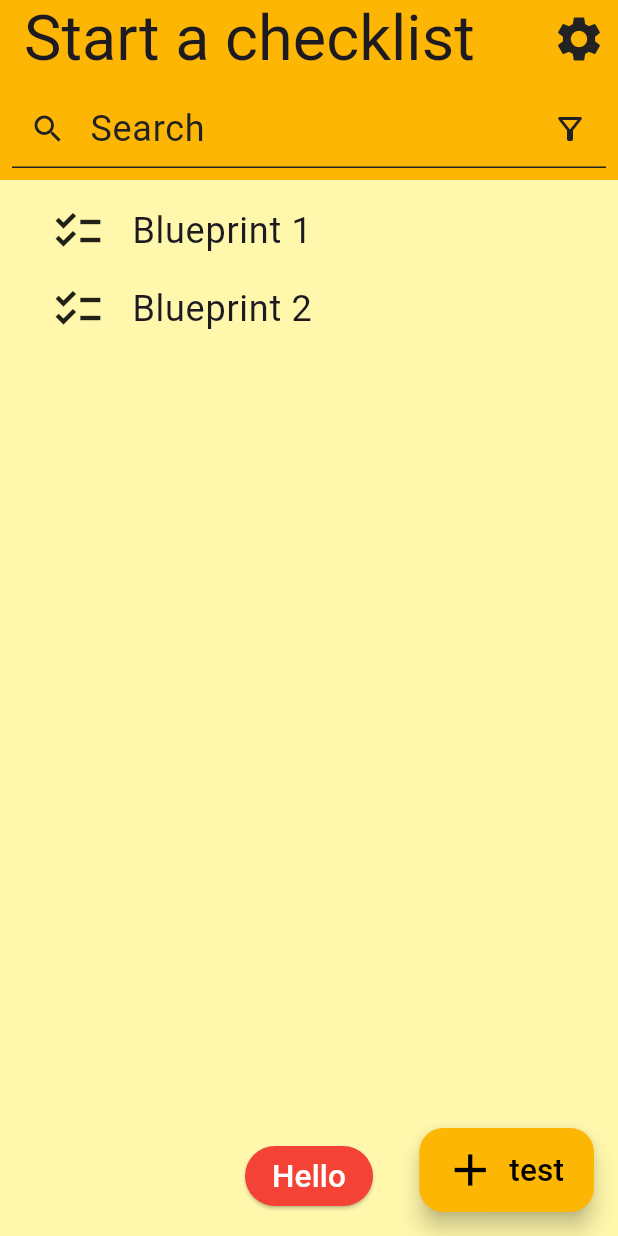
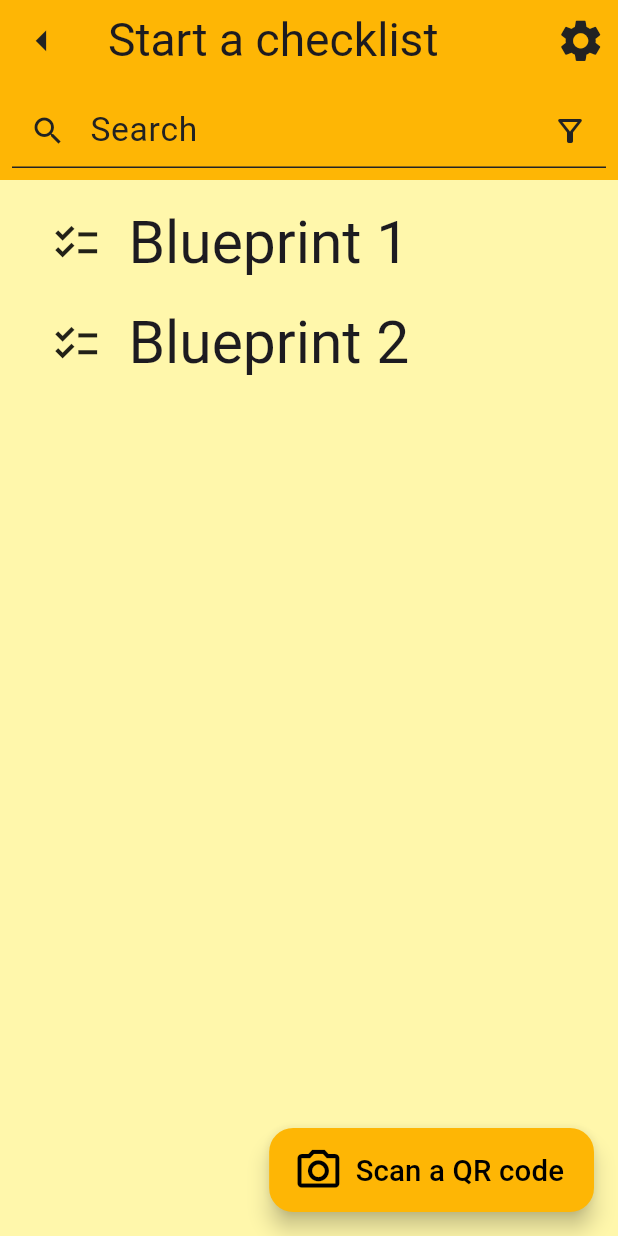
Before and after one commit to michalporeba/ticks, a Flutter app: the screen it shows after launch, on a phone screen of 412 x 824 dp. Run offline on Flutter 3.47's test engine with Material 3 defaults, Android fonts, the phone set to English and light mode, and no system bars; our stand-ins replace bloc, equatable, flutter_bloc, google_fonts; Roboto replaces fonts that are missing (Heebo).

Commit message:
adjusting style

```diff
--- a/lib/app/app_theme.dart
+++ b/lib/app/app_theme.dart
@@ -2,12 +2,11 @@ import 'package:flutter/material.dart';
 import 'package:google_fonts/google_fonts.dart';
 
 class AppTheme {
-  static double scaleFactor = 1.5;
+  static double scaleFactor = 1.4;
   static double defaultIconSize = 24;
 
   static ThemeData sjac(BuildContext context) {
     final base = ThemeData.light();
-
     return ThemeData(
       useMaterial3: true,
       appBarTheme: base.appBarTheme.copyWith(
--- a/lib/features/select_blueprint/select_blueprint_vlew.dart
+++ b/lib/features/select_blueprint/select_blueprint_vlew.dart
@@ -16,9 +16,13 @@ class StartAChecklistView extends StatelessWidget {
         return Scaffold(
           appBar: AppBar(
             backgroundColor: Theme.of(context).primaryColor,
+            leading: IconButton(
+              onPressed: (){},
+              icon: const Icon(Icons.arrow_left)
+            ),
             title: Text(
               'Start a checklist',
-              style: textTheme.headlineMedium,
+              style: textTheme.titleLarge,
             ),
             actions: [IconButton(
               onPressed:(){},
@@ -43,32 +47,21 @@ class StartAChecklistView extends StatelessWidget {
           ),
           body: Column(
             children: [
-              Expanded(
-                child: SingleChildScrollView(
-                  padding: const EdgeInsets.all(8),
-                  child: Column(
-                    children: state.blueprints.map(
-                            (item) => BlueprintWidget(data: item),
-                    ).toList(),
-                  ),
+              SingleChildScrollView(
+                padding: const EdgeInsets.all(8),
+                child: Column(
+                  children: state.blueprints.map(
+                          (item) => BlueprintWidget(data: item),
+                  ).toList(),
                 ),
               ),
-              ElevatedButton(
-                onPressed: (){},
-                style: ElevatedButton.styleFrom(
-                  backgroundColor: Colors.red,
-                  foregroundColor: Colors.white
-                ),
-                child: const Text("Hello"),
-              ),
-              const SizedBox(height: 16,),
             ],
           ),
           floatingActionButton: FloatingActionButton.extended(
             onPressed: () {},
             tooltip: 'Start a checklist',
-            icon: const Icon(Icons.add),
-            label: const Text('test'),
+            icon: const Icon(Icons.camera_alt_outlined),
+            label: const Text('Scan a QR code'),
           ),
         );
       }
@@ -90,7 +83,7 @@ class BlueprintWidget extends StatelessWidget {
           padding: EdgeInsets.symmetric(horizontal: 18),
           child: Icon(Icons.checklist),
         ),
-        Text(data.title, style: Theme.of(context).textTheme.bodyLarge,),
+        Text(data.title, style: Theme.of(context).textTheme.headlineMedium,),
       ],),
     );
   }
```
